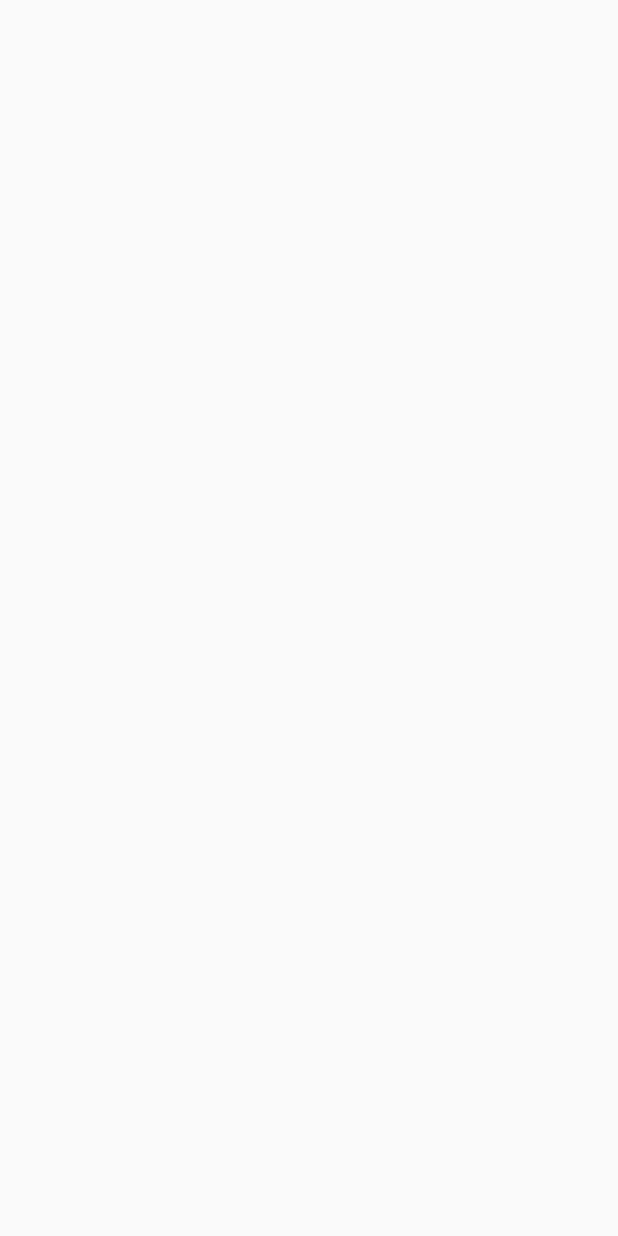
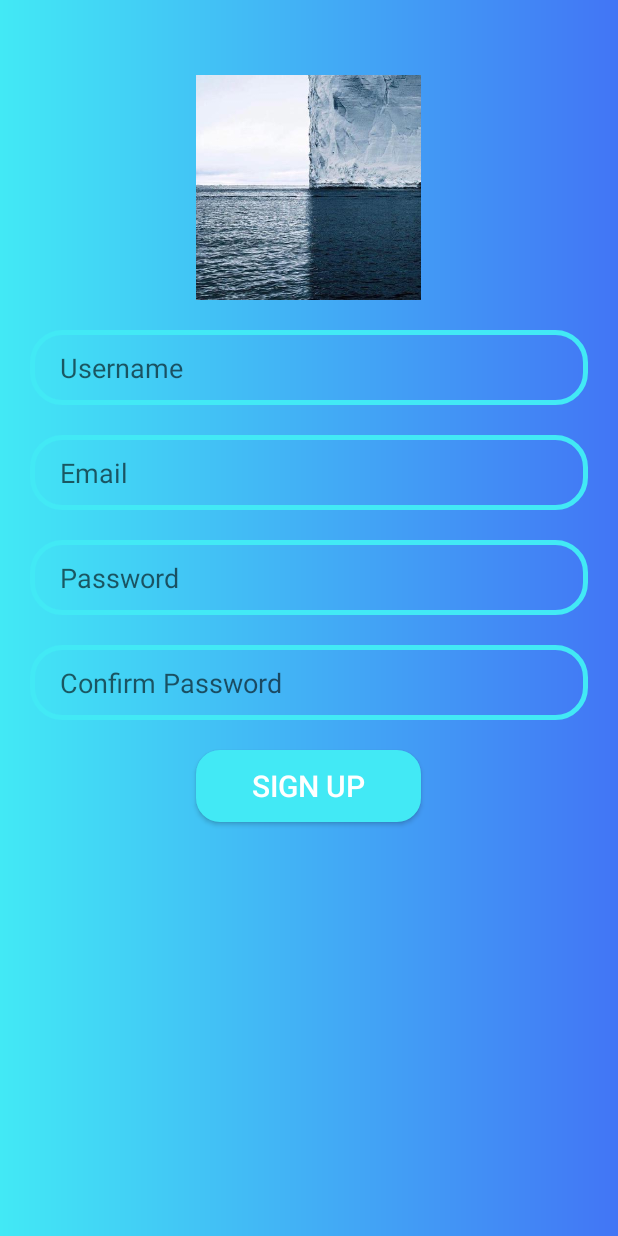
Before and after one commit to tkDev0101/repo-Chat-App-Kotlin, an Android app: the SignUp screen opened directly, with no data from a screen before it, on a phone screen of 412 x 824 dp. Before the commit the screen is empty. Run offline under Robolectric (Android 15) with nearby library versions, the phone set to English and light mode, and no system bars.

Commit message:
Design of Sign Up Page

```diff
--- a/app/src/main/java/com/example/app_chat_app/SignUp.kt
+++ b/app/src/main/java/com/example/app_chat_app/SignUp.kt
@@ -1,11 +1,37 @@
 package com.example.app_chat_app
 
+import android.content.Intent
 import androidx.appcompat.app.AppCompatActivity
 import android.os.Bundle
+import android.widget.Button
+import android.widget.EditText
 
 class SignUp : AppCompatActivity() {
+
+    //Declare Variables
+    private lateinit var edtUsername: EditText
+    private lateinit var edtEmail: EditText
+    private lateinit var edtPassword: EditText
+    private lateinit var edtConfirmPassword: EditText
+    private lateinit var btnSignUp: Button
+
     override fun onCreate(savedInstanceState: Bundle?) {
         super.onCreate(savedInstanceState)
         setContentView(R.layout.activity_sign_up)
+
+        edtUsername = findViewById(R.id.ed_username)
+        edtEmail = findViewById(R.id.ed_email)
+        edtPassword = findViewById(R.id.ed_email)
+        edtConfirmPassword = findViewById(R.id.ed_email)
+        btnSignUp = findViewById(R.id.btn_signUp)
+
+
+
+        // BTN Listener -> Go 2 Login Page once Signed Up
+        btnSignUp.setOnClickListener{
+            val intent = Intent(this, Login::class.java)
+            startActivity(intent)
+        }
+
     }
 }
--- /dev/null
+++ b/app/src/main/res/drawable/btn_background.xml
@@ -0,0 +1,6 @@
+<?xml version="1.0" encoding="utf-8"?>
+<shape xmlns:android="http://schemas.android.com/apk/res/android">
+    <corners android:radius="16dp"/>
+    <solid android:color="@color/blue"
+        android:width="3dp"/>
+</shape>
--- /dev/null
+++ b/app/src/main/res/drawable/gradient_background.xml
@@ -0,0 +1,12 @@
+<?xml version="1.0" encoding="utf-8"?>
+<shape xmlns:android="http://schemas.android.com/apk/res/android">
+
+
+    <gradient
+        android:type="linear"
+        android:startColor="@color/blue"
+        android:endColor="@color/blue2">
+
+    </gradient>
+
+</shape>
--- a/app/src/main/res/layout/activity_sign_up.xml
+++ b/app/src/main/res/layout/activity_sign_up.xml
@@ -1,9 +1,82 @@
 <?xml version="1.0" encoding="utf-8"?>
-<androidx.constraintlayout.widget.ConstraintLayout xmlns:android="http://schemas.android.com/apk/res/android"
+<RelativeLayout
+    xmlns:android="http://schemas.android.com/apk/res/android"
     xmlns:app="http://schemas.android.com/apk/res-auto"
     xmlns:tools="http://schemas.android.com/tools"
     android:layout_width="match_parent"
     android:layout_height="match_parent"
+    android:background="@drawable/gradient_background"
     tools:context=".SignUp">
 
-</androidx.constraintlayout.widget.ConstraintLayout>
+    <ImageView
+        android:id="@+id/app_Logo"
+        android:layout_width="150dp"
+        android:layout_height="150dp"
+        app:srcCompat="@drawable/tkprofilepic"
+        android:layout_centerHorizontal="true"
+        android:layout_marginTop="50dp" />
+
+
+    <EditText
+        android:id="@+id/ed_username"
+        android:layout_width="match_parent"
+        android:layout_height="50dp"
+        android:layout_below="@id/app_Logo"
+        android:layout_marginTop="20dp"
+        android:paddingLeft="20dp"
+        android:hint="Username"
+        android:background="@drawable/edt_background"
+        android:layout_marginLeft="20dp"
+        android:layout_marginRight="20dp"/>
+
+    <EditText
+        android:id="@+id/ed_email"
+        android:layout_width="match_parent"
+        android:layout_height="50dp"
+        android:layout_below="@id/ed_username"
+        android:layout_marginTop="20dp"
+        android:paddingLeft="20dp"
+        android:hint="Email"
+        android:background="@drawable/edt_background"
+        android:layout_marginLeft="20dp"
+        android:layout_marginRight="20dp"/>
+
+    <EditText
+        android:id="@+id/ed_password"
+        android:layout_width="match_parent"
+        android:layout_height="50dp"
+        android:layout_below="@id/ed_email"
+        android:layout_marginTop="20dp"
+        android:paddingLeft="20dp"
+        android:hint="Password"
+        android:background="@drawable/edt_background"
+        android:layout_marginLeft="20dp"
+        android:layout_marginRight="20dp"/>
+
+
+    <EditText
+        android:id="@+id/ed_confirmPassword"
+        android:layout_width="match_parent"
+        android:layout_height="50dp"
+        android:layout_below="@id/ed_password"
+        android:layout_marginTop="20dp"
+        android:paddingLeft="20dp"
+        android:hint="Confirm Password"
+        android:background="@drawable/edt_background"
+        android:layout_marginLeft="20dp"
+        android:layout_marginRight="20dp"/>
+
+    <Button
+        android:id="@+id/btn_signUp"
+        android:layout_width="150dp"
+        android:layout_height="wrap_content"
+        android:layout_below="@id/ed_confirmPassword"
+        android:layout_centerHorizontal="true"
+        android:layout_marginTop="20dp"
+        android:text="SIGN UP"
+        android:background="@drawable/btn_background"
+        android:textColor="@color/white"
+        android:textSize="20sp"/>
+
+
+</RelativeLayout>
--- a/app/src/main/res/values/colors.xml
+++ b/app/src/main/res/values/colors.xml
@@ -4,4 +4,5 @@
     <color name="white">#FFFFFFFF</color>
     <color name="green">#42f54b</color>
     <color name="blue">#42e9f5</color>
+    <color name="blue2">#4275f5</color>
 </resources>
```
Also changed, not shown: app/src/main/java/com/example/app_chat_app/Login.kt (+28 -0 lines), app/src/main/java/com/example/app_chat_app/MainActivity.kt (+14 -0 lines), app/src/main/res/drawable/edt_background.xml (+5 -3 lines), app/src/main/res/layout/activity_login.xml (+19 -2 lines), app/src/main/res/layout/activity_main.xml (+14 -3 lines).
